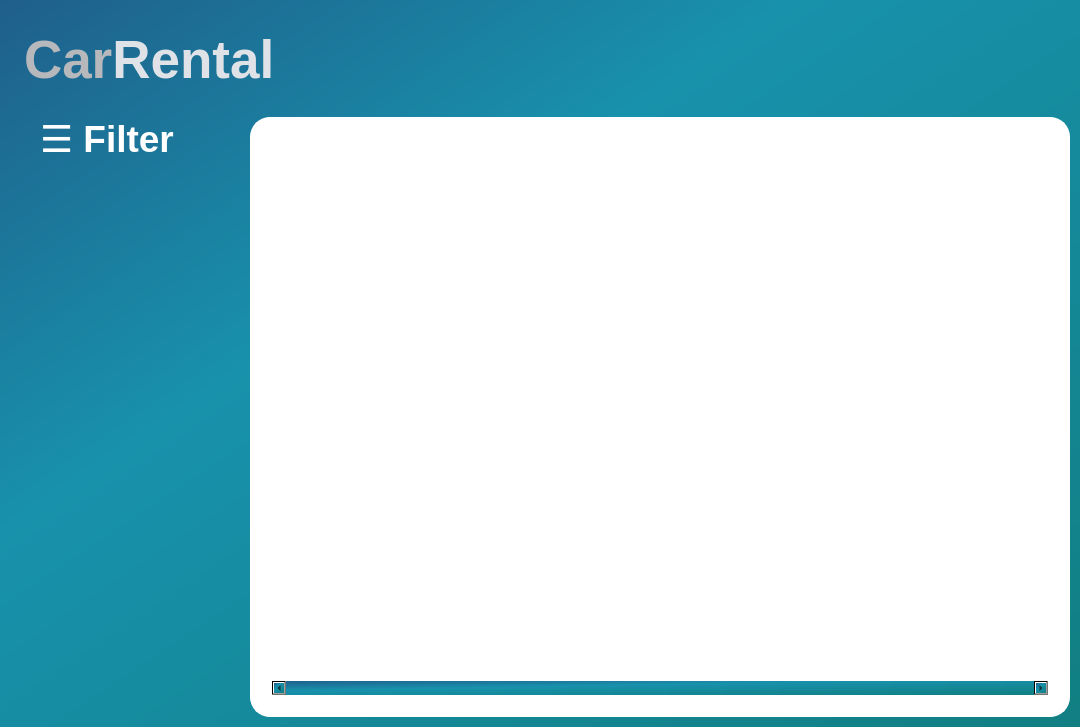
Before: the Qt Designer form ui_form/catalog_page.ui in Eggceptional14/CanRentalApp, drawn with Qt 5.
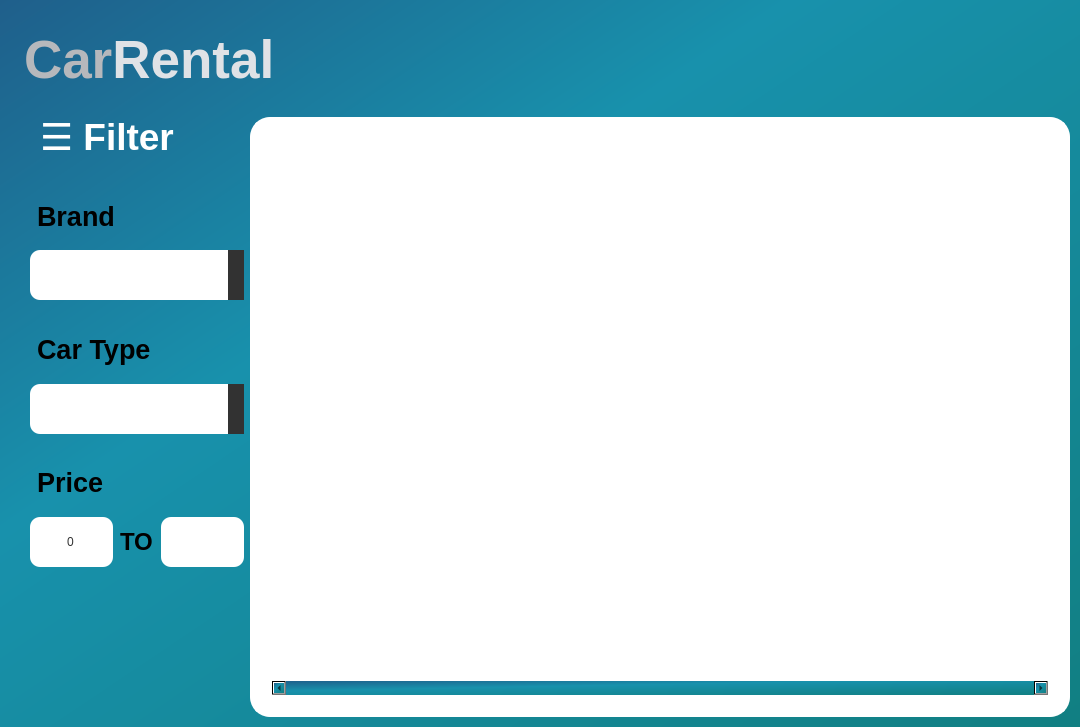
After: the same form once the commit is applied.

The edit to the form file:
```diff
--- a/ui_form/catalog_page.ui
+++ b/ui_form/catalog_page.ui
@@ -31,16 +31,27 @@
 
 QComboBox {
 	background: none;
-	background-color: transparent;
-	border-radius: 0px;
+	background-color: white;
+	border-radius: 10px;
+	color: white;
 }
 
 QComboBox::drop-down {
-	border-width: 0px;
+	background-color: #323232;
+	border: solid;
+	border-radius: 10px;
 } 
 
 QComboBox::down-arrow {
-	border-width: 1px;
+	
+}
+
+QLineEdit {
+	background: none;
+	background-color: white;
+	border-radius: 10px;
+	color: #323232;
+	padding: 1px;
 }
 </string>
   </property>
@@ -81,10 +92,35 @@
     <layout class="QHBoxLayout" name="horizontalLayout_2">
      <item>
       <layout class="QHBoxLayout" name="horizontalLayout_3">
+       <item>
+        <spacer name="verticalSpacer">
+         <property name="orientation">
+          <enum>Qt::Vertical</enum>
+         </property>
+         <property name="sizeHint" stdset="0">
+          <size>
+           <width>20</width>
+           <height>40</height>
+          </size>
+         </property>
+        </spacer>
+       </item>
        <item>
         <layout class="QVBoxLayout" name="verticalLayout_4">
+         <property name="spacing">
+          <number>0</number>
+         </property>
+         <property name="bottomMargin">
+          <number>0</number>
+         </property>
          <item alignment="Qt::AlignTop">
           <widget class="QLabel" name="label_2">
+           <property name="maximumSize">
+            <size>
+             <width>16777215</width>
+             <height>60</height>
+            </size>
+           </property>
            <property name="font">
             <font>
              <pointsize>28</pointsize>
@@ -94,7 +130,7 @@
            <property name="styleSheet">
             <string notr="true">color: white;
 padding-top: 0px;
-</string>
+padding-left:  0px;</string>
            </property>
            <property name="text">
             <string>☰ Filter</string>
@@ -107,6 +143,209 @@
            </property>
           </widget>
          </item>
+         <item alignment="Qt::AlignTop">
+          <widget class="QLabel" name="label_3">
+           <property name="minimumSize">
+            <size>
+             <width>0</width>
+             <height>64</height>
+            </size>
+           </property>
+           <property name="maximumSize">
+            <size>
+             <width>16777215</width>
+             <height>64</height>
+            </size>
+           </property>
+           <property name="font">
+            <font>
+             <pointsize>20</pointsize>
+             <bold>true</bold>
+            </font>
+           </property>
+           <property name="styleSheet">
+            <string notr="true">padding-left: 0px;</string>
+           </property>
+           <property name="text">
+            <string>Brand</string>
+           </property>
+          </widget>
+         </item>
+         <item alignment="Qt::AlignTop">
+          <widget class="QComboBox" name="comboBox">
+           <property name="minimumSize">
+            <size>
+             <width>0</width>
+             <height>50</height>
+            </size>
+           </property>
+           <property name="maximumSize">
+            <size>
+             <width>16777215</width>
+             <height>50</height>
+            </size>
+           </property>
+           <property name="font">
+            <font>
+             <pointsize>18</pointsize>
+            </font>
+           </property>
+           <property name="placeholderText">
+            <string>Any</string>
+           </property>
+          </widget>
+         </item>
+         <item alignment="Qt::AlignTop">
+          <widget class="QLabel" name="label_4">
+           <property name="minimumSize">
+            <size>
+             <width>0</width>
+             <height>64</height>
+            </size>
+           </property>
+           <property name="maximumSize">
+            <size>
+             <width>16777215</width>
+             <height>64</height>
+            </size>
+           </property>
+           <property name="font">
+            <font>
+             <pointsize>20</pointsize>
+             <bold>true</bold>
+            </font>
+           </property>
+           <property name="styleSheet">
+            <string notr="true">padding-left: 0px;
+padding-bottom: 1px;
+padding-top: 1px;</string>
+           </property>
+           <property name="text">
+            <string>Car Type</string>
+           </property>
+          </widget>
+         </item>
+         <item alignment="Qt::AlignTop">
+          <widget class="QComboBox" name="comboBox_2">
+           <property name="minimumSize">
+            <size>
+             <width>0</width>
+             <height>50</height>
+            </size>
+           </property>
+           <property name="maximumSize">
+            <size>
+             <width>16777215</width>
+             <height>50</height>
+            </size>
+           </property>
+           <property name="placeholderText">
+            <string>Any</string>
+           </property>
+          </widget>
+         </item>
+         <item alignment="Qt::AlignTop">
+          <widget class="QLabel" name="label_5">
+           <property name="minimumSize">
+            <size>
+             <width>0</width>
+             <height>64</height>
+            </size>
+           </property>
+           <property name="maximumSize">
+            <size>
+             <width>16777215</width>
+             <height>64</height>
+            </size>
+           </property>
+           <property name="font">
+            <font>
+             <pointsize>20</pointsize>
+             <bold>true</bold>
+            </font>
+           </property>
+           <property name="styleSheet">
+            <string notr="true">padding-left: 0px;</string>
+           </property>
+           <property name="text">
+            <string>Price</string>
+           </property>
+          </widget>
+         </item>
+         <item>
+          <layout class="QHBoxLayout" name="horizontalLayout">
+           <property name="bottomMargin">
+            <number>0</number>
+           </property>
+           <item>
+            <widget class="QLineEdit" name="lineEdit">
+             <property name="maximumSize">
+              <size>
+               <width>16777215</width>
+               <height>50</height>
+              </size>
+             </property>
+             <property name="text">
+              <string>0</string>
+             </property>
+             <property name="alignment">
+              <set>Qt::AlignCenter</set>
+             </property>
+            </widget>
+           </item>
+           <item>
+            <widget class="QLabel" name="label_6">
+             <property name="maximumSize">
+              <size>
+               <width>16777215</width>
+               <height>55</height>
+              </size>
+             </property>
+             <property name="font">
+              <font>
+               <pointsize>18</pointsize>
+               <bold>true</bold>
+              </font>
+             </property>
+             <property name="styleSheet">
+              <string notr="true">padding :1px;</string>
+             </property>
+             <property name="text">
+              <string>TO</string>
+             </property>
+            </widget>
+           </item>
+           <item>
+            <widget class="QLineEdit" name="lineEdit_2">
+             <property name="maximumSize">
+              <size>
+               <width>16777215</width>
+               <height>50</height>
+              </size>
+             </property>
+             <property name="alignment">
+              <set>Qt::AlignCenter</set>
+             </property>
+            </widget>
+           </item>
+          </layout>
+         </item>
+         <item>
+          <spacer name="verticalSpacer_2">
+           <property name="orientation">
+            <enum>Qt::Vertical</enum>
+           </property>
+           <property name="sizeType">
+            <enum>QSizePolicy::Fixed</enum>
+           </property>
+           <property name="sizeHint" stdset="0">
+            <size>
+             <width>20</width>
+             <height>150</height>
+            </size>
+           </property>
+          </spacer>
+         </item>
         </layout>
        </item>
        <item alignment="Qt::AlignRight">
```
